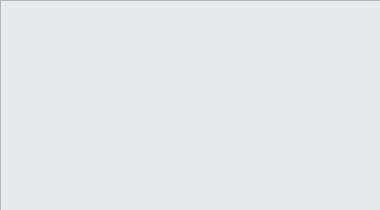
Qt form ui/about.ui (kainan-tek/PyCom) before a commit.
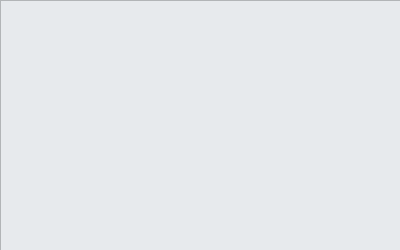
The same form after that commit. Icons and pictures are not drawn.

```diff
--- a/ui/about.ui
+++ b/ui/about.ui
@@ -6,8 +6,8 @@
    <rect>
     <x>0</x>
     <y>0</y>
-    <width>380</width>
-    <height>210</height>
+    <width>400</width>
+    <height>250</height>
    </rect>
   </property>
   <property name="sizePolicy">
@@ -18,14 +18,14 @@
   </property>
   <property name="minimumSize">
    <size>
-    <width>380</width>
-    <height>210</height>
+    <width>400</width>
+    <height>250</height>
    </size>
   </property>
   <property name="maximumSize">
    <size>
-    <width>380</width>
-    <height>210</height>
+    <width>400</width>
+    <height>250</height>
    </size>
   </property>
   <property name="font">
@@ -41,8 +41,8 @@
     <rect>
      <x>0</x>
      <y>0</y>
-     <width>381</width>
-     <height>211</height>
+     <width>401</width>
+     <height>251</height>
     </rect>
    </property>
    <property name="sizePolicy">
```
